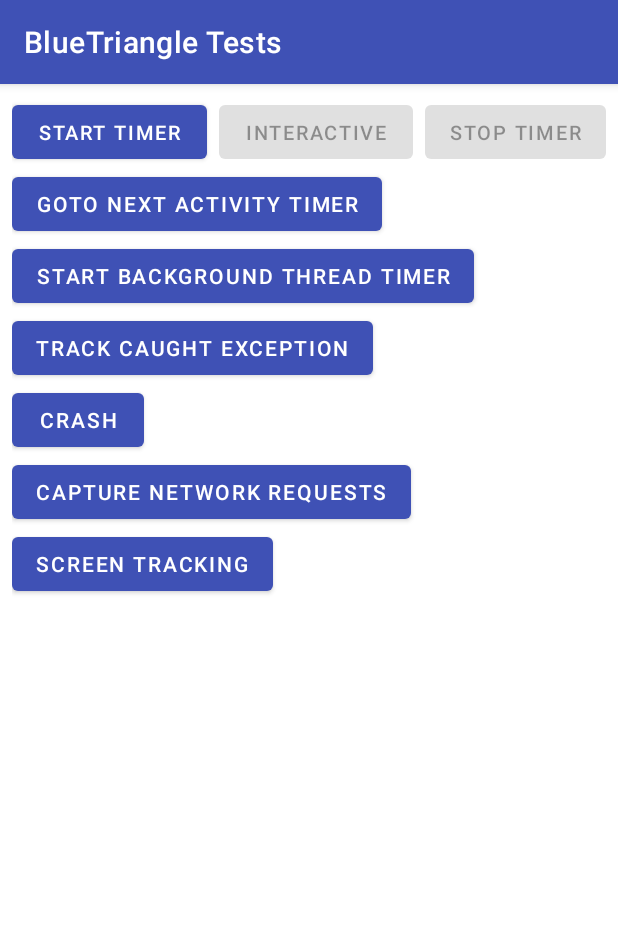
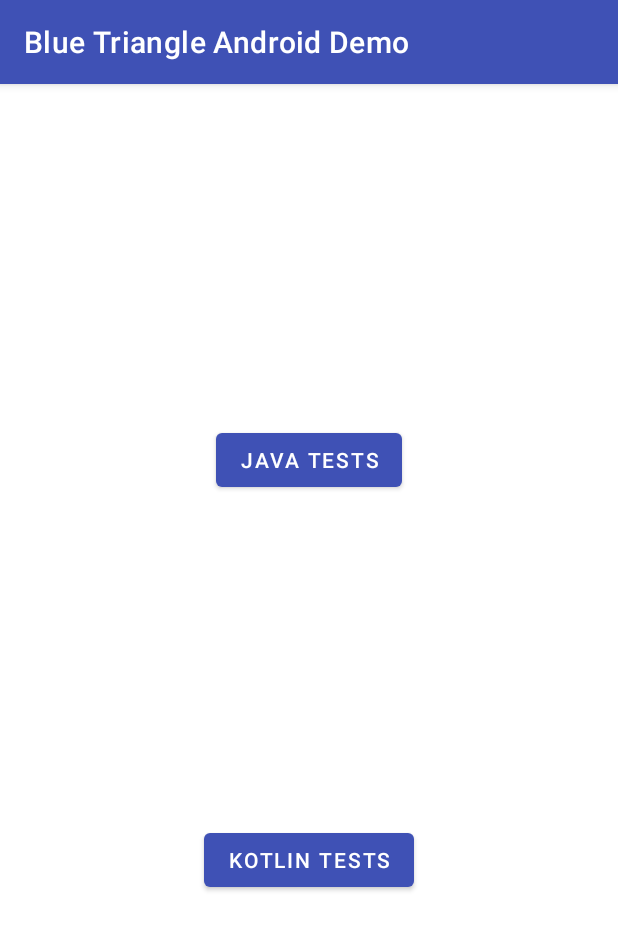
Before and after one commit to blue-triangle-tech/btt-android-sdk, an Android app: the screen it shows after launch (MainActivity before the commit, HomeActivity after it), on a phone screen of 412 x 824 dp. Shown: the top 930 px of the screen. Run offline under Robolectric (Android 15) with nearby library versions, the phone set to English and light mode, and no system bars; our stand-ins replace data binding.

Commit message:
Add Java and Kotlin two separate packages to test Screen Tracking

```diff
--- a/app/src/main/java/com/bluetriangle/android/demo/DemoApplication.kt
+++ b/app/src/main/java/com/bluetriangle/android/demo/DemoApplication.kt
@@ -4,7 +4,6 @@ import android.app.Application
 import com.bluetriangle.analytics.BlueTriangleConfiguration
 import com.bluetriangle.analytics.Tracker
 import com.bluetriangle.analytics.Tracker.Companion.init
-
 
 class DemoApplication : Application() {
     private var tracker: Tracker? = null
--- /dev/null
+++ b/app/src/main/java/com/bluetriangle/android/demo/HomeActivity.kt
@@ -0,0 +1,33 @@
+package com.bluetriangle.android.demo
+
+import android.content.Intent
+import android.os.Bundle
+import androidx.appcompat.app.AppCompatActivity
+import androidx.databinding.DataBindingUtil
+import com.bluetriangle.android.demo.databinding.ActivityHomeBinding
+
+class HomeActivity : AppCompatActivity() {
+    override fun onCreate(savedInstanceState: Bundle?) {
+        super.onCreate(savedInstanceState)
+        val binding =
+            DataBindingUtil.setContentView<ActivityHomeBinding>(this, R.layout.activity_home)
+
+        binding.btnJavaTest.setOnClickListener {
+            startActivity(
+                Intent(
+                    this,
+                    com.bluetriangle.android.demo.java.TestListActivity::class.java
+                )
+            )
+        }
+
+        binding.btnKotlinTest.setOnClickListener {
+            startActivity(
+                Intent(
+                    this,
+                    com.bluetriangle.android.demo.kotlin.TestListActivity::class.java
+                )
+            )
+        }
+    }
+}
--- a/app/src/main/java/com/bluetriangle/android/demo/NextActivity.kt
+++ b/app/src/main/java/com/bluetriangle/android/demo/kotlin/NextActivity.kt
@@ -1,9 +1,10 @@
-package com.bluetriangle.android.demo
+package com.bluetriangle.android.demo.kotlin
 
 import android.os.Bundle
 import androidx.appcompat.app.AppCompatActivity
 import androidx.databinding.DataBindingUtil
 import com.bluetriangle.analytics.Timer
+import com.bluetriangle.android.demo.R
 import com.bluetriangle.android.demo.databinding.ActivityNextBinding
 
 class NextActivity : AppCompatActivity() {
--- a/app/src/main/java/com/bluetriangle/android/demo/MainActivity.kt
+++ b/app/src/main/java/com/bluetriangle/android/demo/kotlin/TestListActivity.kt
@@ -1,4 +1,4 @@
-package com.bluetriangle.android.demo
+package com.bluetriangle.android.demo.kotlin
 
 import android.content.Intent
 import android.os.Bundle
@@ -10,8 +10,9 @@ import androidx.lifecycle.lifecycleScope
 import com.bluetriangle.analytics.Timer
 import com.bluetriangle.analytics.Tracker.Companion.instance
 import com.bluetriangle.analytics.okhttp.BlueTriangleOkHttpInterceptor
-import com.bluetriangle.android.demo.databinding.ActivityMainBinding
-import com.bluetriangle.android.demo.screenTracking.ScreenTrackingActivity
+import com.bluetriangle.android.demo.R
+import com.bluetriangle.android.demo.databinding.ActivityTestListBinding
+import com.bluetriangle.android.demo.kotlin.screenTracking.ScreenTrackingActivity
 import kotlinx.coroutines.delay
 import kotlinx.coroutines.launch
 import okhttp3.*
@@ -19,16 +20,16 @@ import java.io.IOException
 import java.util.*
 
 @Suppress("UNUSED_PARAMETER")
-class MainActivity : AppCompatActivity() {
+class TestListActivity : AppCompatActivity() {
     private var timer: Timer? = null
 
     private var okHttpClient: OkHttpClient? = null
 
-    private lateinit var binding: ActivityMainBinding
+    private lateinit var binding: ActivityTestListBinding
 
     override fun onCreate(savedInstanceState: Bundle?) {
         super.onCreate(savedInstanceState)
-        binding = DataBindingUtil.setContentView(this, R.layout.activity_main)
+        binding = DataBindingUtil.setContentView(this, R.layout.activity_test_list)
         setTitle(R.string.main_title)
 
         updateButtonState()
@@ -60,7 +61,7 @@ class MainActivity : AppCompatActivity() {
     }
 
     private fun startButtonClicked(view: View) {
-        timer = Timer(MainActivity::class.java.simpleName, "Ä Traffic Šegment").start()
+        timer = Timer(TestListActivity::class.java.simpleName, "Ä Traffic Šegment").start()
         updateButtonState()
     }
 
@@ -86,9 +87,7 @@ class MainActivity : AppCompatActivity() {
     }
 
     private fun screenTrackButtonClicked(view: View) {
-        val timer = Timer("Next Page", "Android Traffic").start()
         val intent = Intent(this, ScreenTrackingActivity::class.java)
-        intent.putExtra(Timer.EXTRA_TIMER, timer)
         startActivity(intent)
     }
 
--- a/app/src/main/java/com/bluetriangle/android/demo/screenTracking/FirstFragment.kt
+++ b/app/src/main/java/com/bluetriangle/android/demo/kotlin/screenTracking/FirstFragment.kt
@@ -1,4 +1,4 @@
-package com.bluetriangle.android.demo.screenTracking
+package com.bluetriangle.android.demo.kotlin.screenTracking
 
 import android.os.Bundle
 import android.view.LayoutInflater
--- a/app/src/main/java/com/bluetriangle/android/demo/screenTracking/ScreenTrackingActivity.kt
+++ b/app/src/main/java/com/bluetriangle/android/demo/kotlin/screenTracking/ScreenTrackingActivity.kt
@@ -1,4 +1,4 @@
-package com.bluetriangle.android.demo.screenTracking
+package com.bluetriangle.android.demo.kotlin.screenTracking
 
 import android.os.Bundle
 import androidx.appcompat.app.AppCompatActivity
--- a/app/src/main/java/com/bluetriangle/android/demo/screenTracking/SecondFragment.kt
+++ b/app/src/main/java/com/bluetriangle/android/demo/kotlin/screenTracking/SecondFragment.kt
@@ -1,4 +1,4 @@
-package com.bluetriangle.android.demo.screenTracking
+package com.bluetriangle.android.demo.kotlin.screenTracking
 
 import android.os.Bundle
 import android.view.LayoutInflater
--- /dev/null
+++ b/app/src/main/res/layout/activity_home.xml
@@ -0,0 +1,33 @@
+<?xml version="1.0" encoding="utf-8"?>
+<layout xmlns:android="http://schemas.android.com/apk/res/android"
+    xmlns:app="http://schemas.android.com/apk/res-auto">
+
+    <androidx.constraintlayout.widget.ConstraintLayout
+        android:layout_width="match_parent"
+        android:layout_height="match_parent"
+        android:orientation="vertical"
+        android:padding="8dp">
+
+        <com.google.android.material.button.MaterialButton
+            android:id="@+id/btnJavaTest"
+            android:layout_width="wrap_content"
+            android:layout_height="wrap_content"
+            android:text="Java Tests"
+            app:layout_constraintBottom_toTopOf="@+id/btnKotlinTest"
+            app:layout_constraintEnd_toEndOf="parent"
+            app:layout_constraintStart_toStartOf="parent"
+            app:layout_constraintTop_toTopOf="parent" />
+
+        <com.google.android.material.button.MaterialButton
+            android:id="@+id/btnKotlinTest"
+            android:layout_width="wrap_content"
+            android:layout_height="wrap_content"
+            android:text="Kotlin Tests"
+            app:layout_constraintBottom_toBottomOf="parent"
+            app:layout_constraintEnd_toEndOf="parent"
+            app:layout_constraintStart_toStartOf="parent"
+            app:layout_constraintTop_toBottomOf="@+id/btnJavaTest" />
+
+    </androidx.constraintlayout.widget.ConstraintLayout>
+
+</layout>
--- a/app/src/main/res/layout/activity_next.xml
+++ b/app/src/main/res/layout/activity_next.xml
@@ -14,4 +14,5 @@
 
 
     </LinearLayout>
+
 </layout>
--- a/app/src/main/res/layout/activity_screen_tracking.xml
+++ b/app/src/main/res/layout/activity_screen_tracking.xml
@@ -6,6 +6,6 @@
         android:id="@+id/container"
         android:layout_width="match_parent"
         android:layout_height="match_parent"
-        tools:context=".screenTracking.ScreenTrackingActivity" />
+        tools:context=".kotlin.screenTracking.ScreenTrackingActivity" />
 
 </layout>
--- a/app/src/main/res/layout/activity_main.xml
+++ b/app/src/main/res/layout/activity_test_list.xml
@@ -50,7 +50,6 @@
 
         </LinearLayout>
 
-
         <com.google.android.material.button.MaterialButton
             android:id="@+id/button_next"
             android:layout_width="wrap_content"
--- a/app/src/main/res/layout/fragment_screen_tracking_first.xml
+++ b/app/src/main/res/layout/fragment_screen_tracking_first.xml
@@ -7,7 +7,7 @@
         android:id="@+id/fragment_tracking_test"
         android:layout_width="match_parent"
         android:layout_height="match_parent"
-        tools:context=".screenTracking.SecondFragment">
+        tools:context=".kotlin.screenTracking.SecondFragment">
 
         <com.google.android.material.button.MaterialButton
             android:id="@+id/nextScreen"
--- a/app/src/main/res/layout/fragment_screen_tracking_second.xml
+++ b/app/src/main/res/layout/fragment_screen_tracking_second.xml
@@ -7,7 +7,7 @@
         android:id="@+id/fragment_tracking_test"
         android:layout_width="match_parent"
         android:layout_height="match_parent"
-        tools:context=".screenTracking.SecondFragment">
+        tools:context=".kotlin.screenTracking.SecondFragment">
 
         <com.google.android.material.textview.MaterialTextView
             android:id="@+id/message"
```
Also changed, not shown: analytics/src/main/java/com/bluetriangle/analytics/Tracker.kt (+6 -3 lines), app/src/main/AndroidManifest.xml (+24 -8 lines), app/src/main/java/com/bluetriangle/android/demo/java/NextActivity.java (added, +34 -0 lines), app/src/main/java/com/bluetriangle/android/demo/java/TestListActivity.java (added, +172 -0 lines), app/src/main/java/com/bluetriangle/android/demo/java/screenTracking/FirstFragment.java (added, +33 -0 lines), app/src/main/java/com/bluetriangle/android/demo/java/screenTracking/ScreenTrackingActivity.java (added, +21 -0 lines), app/src/main/java/com/bluetriangle/android/demo/java/screenTracking/SecondFragment.java (added, +24 -0 lines).
